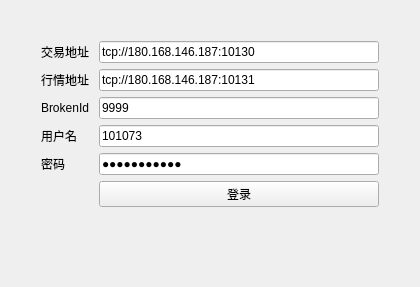
Old version of the form CtpArb/LoginForm.ui in the repository whlustb/futureapi_6.3.15_demo.
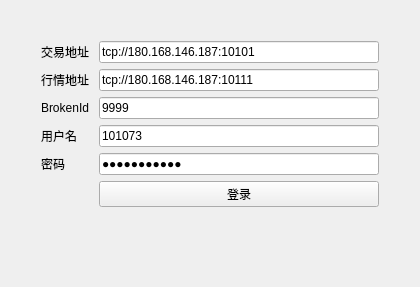
New version of the form.

Diff of the .ui file:
```diff
--- a/CtpArb/LoginForm.ui
+++ b/CtpArb/LoginForm.ui
@@ -51,7 +51,7 @@
        <item row="0" column="1">
         <widget class="QLineEdit" name="lineEdit_addr_trade">
          <property name="text">
-          <string>tcp://180.168.146.187:10130</string>
+          <string>tcp://180.168.146.187:10101</string>
          </property>
         </widget>
        </item>
@@ -65,7 +65,7 @@
        <item row="1" column="1">
         <widget class="QLineEdit" name="lineEdit_addr_md">
          <property name="text">
-          <string>tcp://180.168.146.187:10131</string>
+          <string>tcp://180.168.146.187:10111</string>
          </property>
         </widget>
        </item>
```
